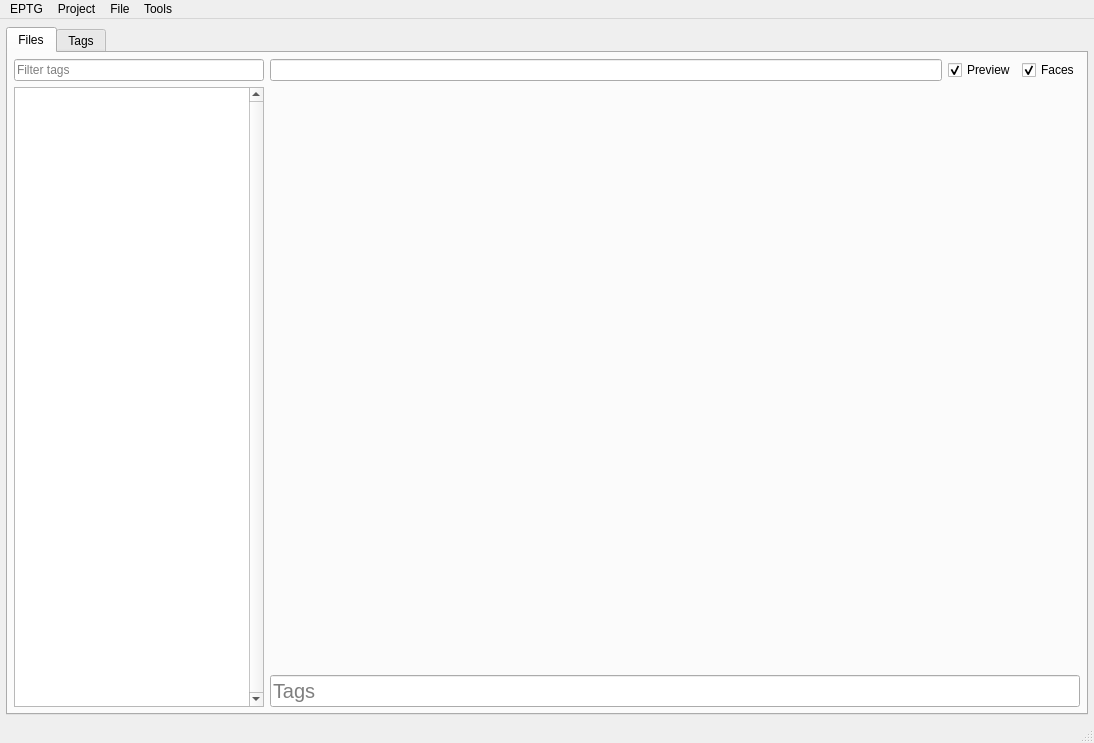
Old version of the form mainwindow.ui in the repository gbizzotto/eptg.
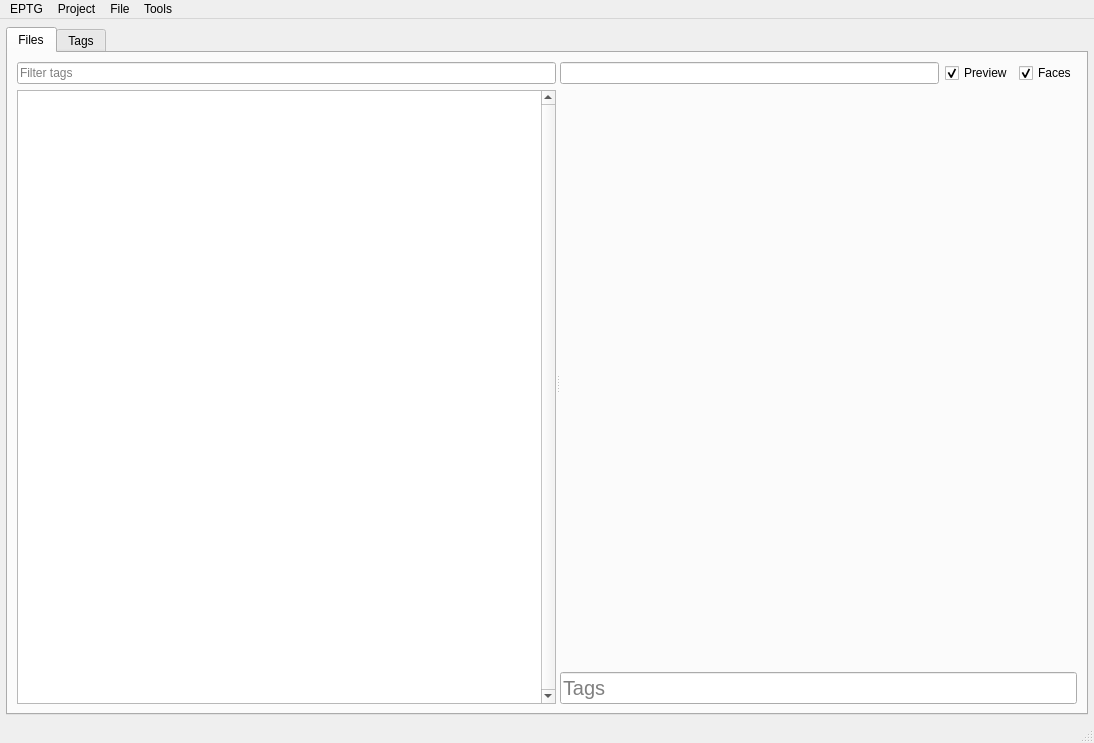
New version of the form. Icons and pictures are not drawn. Custom widgets are drawn as their Qt base class.

Commit message: Splitter, remembers position.

What changed in the file:
```diff
--- a/mainwindow.ui
+++ b/mainwindow.ui
@@ -24,7 +24,7 @@
     <normaloff>../../../Downloads/octant.png</normaloff>../../../Downloads/octant.png</iconset>
   </property>
   <widget class="QWidget" name="centralwidget">
-   <layout class="QHBoxLayout" name="horizontalLayout_3">
+   <layout class="QVBoxLayout" name="verticalLayout_4">
     <property name="leftMargin">
      <number>6</number>
     </property>
@@ -49,31 +49,31 @@
        <attribute name="title">
         <string>Files</string>
        </attribute>
-       <layout class="QHBoxLayout" name="horizontalLayout_5">
-        <property name="leftMargin">
-         <number>6</number>
-        </property>
-        <property name="topMargin">
-         <number>6</number>
-        </property>
-        <property name="rightMargin">
-         <number>6</number>
-        </property>
-        <property name="bottomMargin">
-         <number>6</number>
-        </property>
+       <layout class="QHBoxLayout" name="horizontalLayout_3">
         <item>
+         <widget class="QSplitter" name="splitter">
+          <property name="sizePolicy">
+           <sizepolicy hsizetype="Preferred" vsizetype="Preferred">
+            <horstretch>0</horstretch>
+            <verstretch>0</verstretch>
+           </sizepolicy>
+          </property>
+          <property name="baseSize">
+           <size>
+            <width>0</width>
+            <height>0</height>
+           </size>
+          </property>
+          <property name="orientation">
+           <enum>Qt::Orientation::Horizontal</enum>
+          </property>
+          <widget class="QWidget" name="layoutWidget">
          <layout class="QVBoxLayout" name="verticalLayout_2">
           <property name="spacing">
            <number>6</number>
           </property>
           <property name="sizeConstraint">
-           <enum>QLayout::SetMinimumSize</enum>
-          </property>
-          <item>
-           <layout class="QHBoxLayout" name="horizontalLayout">
-            <property name="sizeConstraint">
-             <enum>QLayout::SetDefaultConstraint</enum>
+             <enum>QLayout::SizeConstraint::SetMinimumSize</enum>
             </property>
             <item>
              <widget class="QLineEdit" name="searchEdit">
@@ -91,12 +91,10 @@
               </property>
              </widget>
             </item>
-           </layout>
-          </item>
           <item>
            <widget class="QListWidget" name="fillList">
             <property name="sizePolicy">
-             <sizepolicy hsizetype="Fixed" vsizetype="Expanding">
+               <sizepolicy hsizetype="Preferred" vsizetype="Expanding">
               <horstretch>0</horstretch>
               <verstretch>0</verstretch>
              </sizepolicy>
@@ -109,7 +107,7 @@
             </property>
             <property name="maximumSize">
              <size>
-              <width>250</width>
+                <width>16777215</width>
               <height>16777215</height>
              </size>
             </property>
@@ -131,8 +129,8 @@
            </widget>
           </item>
          </layout>
-        </item>
-        <item>
+          </widget>
+          <widget class="QWidget" name="layoutWidget">
          <layout class="QVBoxLayout" name="verticalLayout_3">
           <item>
            <layout class="QHBoxLayout" name="horizontalLayout_6">
@@ -228,6 +226,8 @@
            </layout>
           </item>
          </layout>
+          </widget>
+         </widget>
         </item>
        </layout>
       </widget>
```
Left out of the diff: 34 changed lines with no effect on the pictures. Lines whose indentation alone changed are shown as unchanged. The commit also changes 2 other files.
